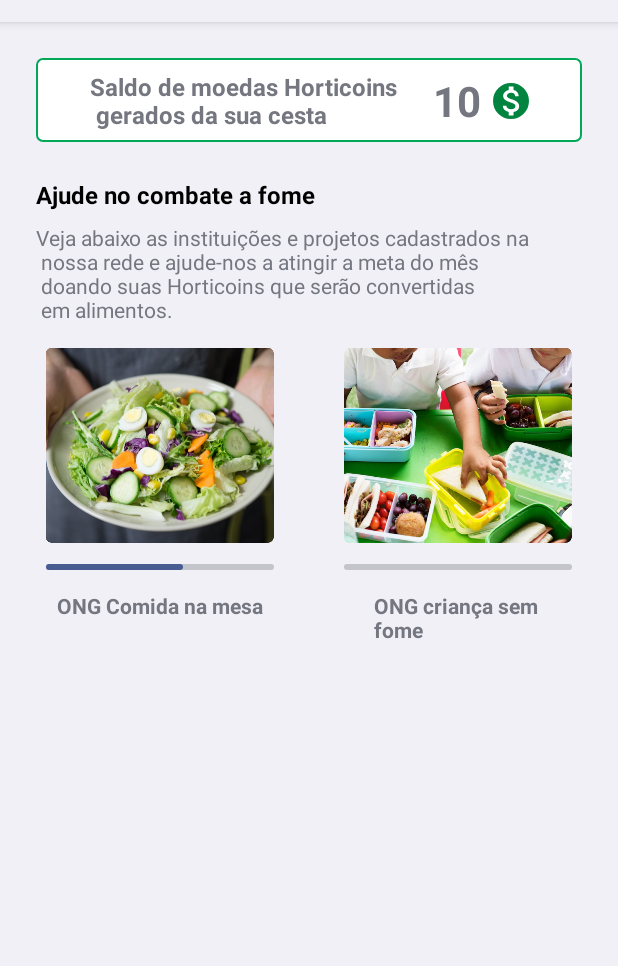
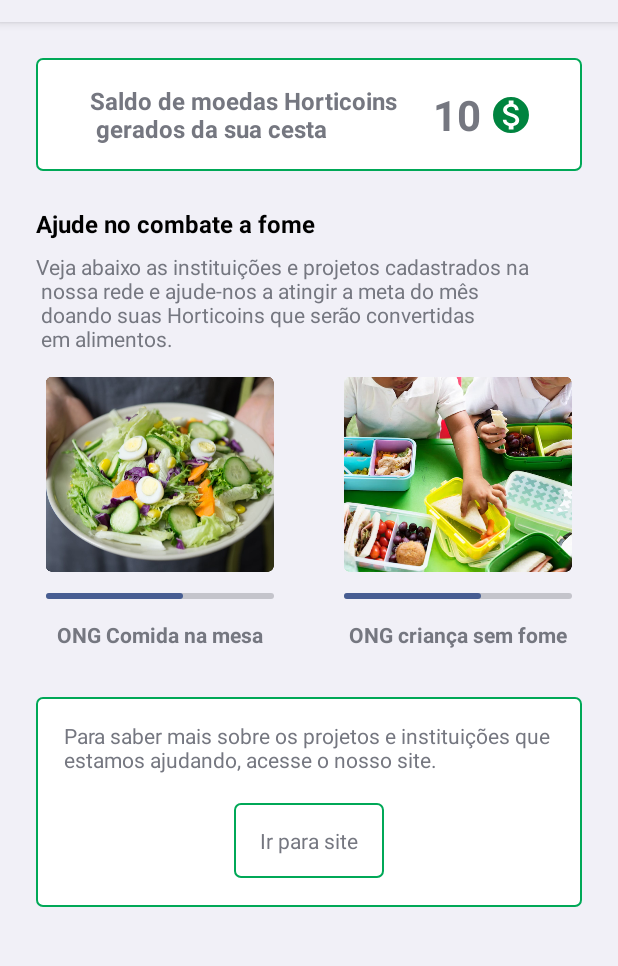
Before and after one commit to iOasys-G5-Fome-Zero/fome-zero-android, an Android app: the fragment DonationFragment shown on its own in the app's theme, on a phone screen of 412 x 824 dp, the part 62-1028 px from its top. Run offline under Robolectric (Android 15) with nearby library versions, the phone set to English and light mode, and no system bars.

Commit message:
donation layout finished

```diff
--- a/app/src/main/java/com/powerhungers/fomezero/feature/donation/DonationFragment.kt
+++ b/app/src/main/java/com/powerhungers/fomezero/feature/donation/DonationFragment.kt
@@ -6,7 +6,10 @@ import androidx.fragment.app.Fragment
 import android.view.LayoutInflater
 import android.view.View
 import android.view.ViewGroup
+import com.powerhungers.fomezero.common.extension.openExternalUrl
 import com.powerhungers.fomezero.databinding.FragmentDonationBinding
+
+const val FOME_ZERO_URL = "https://powerhungers.netlify.app/"
 
 class DonationFragment : Fragment() {
 
@@ -22,11 +25,26 @@ class DonationFragment : Fragment() {
     override fun onViewCreated(view: View, savedInstanceState: Bundle?) {
         super.onViewCreated(view, savedInstanceState)
 
-        binding.progressBarLeft.max = 1000
-        val currentProgress = 600
+        setupProgressBar()
 
-        ObjectAnimator.ofInt(binding.progressBarLeft,"progress",currentProgress)
-            .setDuration(2000)
-            .start()
+        binding.websiteButtonTextView.setOnClickListener {
+            openExternalUrl(FOME_ZERO_URL)
+        }
+    }
+
+    private fun setupProgressBar() {
+        with(binding) {
+            progressBarLeft.max = 1000
+            progressBarRight.max = 1000
+            val currentLeftProgress = 600
+            val currentRightProgress = 600
+
+            ObjectAnimator.ofInt(progressBarLeft, "progress", currentLeftProgress)
+                .setDuration(2000)
+                .start()
+            ObjectAnimator.ofInt(progressBarRight, "progress", currentRightProgress)
+                .setDuration(2000)
+                .start()
+        }
     }
 }
--- a/app/src/main/res/layout/fragment_consumer.xml
+++ b/app/src/main/res/layout/fragment_consumer.xml
@@ -5,7 +5,7 @@
     android:layout_width="match_parent"
     android:layout_height="match_parent"
     android:background="@color/white"
-    tools:context=".feature.standbyClass.ConsumerHomeFragment">
+    tools:context=".feature.consumer.ConsumerHomeFragment">
 
     <View
         android:id="@+id/view1"
--- a/app/src/main/res/layout/fragment_donation.xml
+++ b/app/src/main/res/layout/fragment_donation.xml
@@ -7,9 +7,9 @@
     tools:context=".feature.donation.DonationFragment">
 
     <View
-        android:id="@+id/viewBackground"
+        android:id="@+id/viewCoinsBackground"
         android:layout_width="0dp"
-        android:layout_height="56dp"
+        android:layout_height="75dp"
         android:layout_marginHorizontal="24dp"
         android:layout_marginTop="24dp"
         android:background="@drawable/view_background_2"
@@ -25,9 +25,9 @@
         android:text="@string/coin_balance"
         android:textSize="16sp"
         android:textStyle="bold"
-        app:layout_constraintBottom_toBottomOf="@id/viewBackground"
-        app:layout_constraintStart_toStartOf="@id/viewBackground"
-        app:layout_constraintTop_toTopOf="@id/viewBackground" />
+        app:layout_constraintBottom_toBottomOf="@id/viewCoinsBackground"
+        app:layout_constraintStart_toStartOf="@id/viewCoinsBackground"
+        app:layout_constraintTop_toTopOf="@id/viewCoinsBackground" />
 
     <androidx.appcompat.widget.AppCompatTextView
         android:id="@+id/amountCoins"
@@ -61,7 +61,7 @@
         android:textSize="16sp"
         android:textStyle="bold"
         app:layout_constraintStart_toStartOf="parent"
-        app:layout_constraintTop_toBottomOf="@id/viewBackground" />
+        app:layout_constraintTop_toBottomOf="@id/viewCoinsBackground" />
 
     <androidx.appcompat.widget.AppCompatTextView
         android:id="@+id/subtitleTextView"
@@ -73,38 +73,6 @@
         android:text="@string/donation_information"
         app:layout_constraintStart_toStartOf="parent"
         app:layout_constraintTop_toBottomOf="@id/titleTextView" />
-
-
-    <androidx.appcompat.widget.AppCompatImageView
-        android:id="@+id/rightOngImageView"
-        android:layout_width="152dp"
-        android:layout_height="130dp"
-        android:layout_margin="16dp"
-        android:scaleType="fitXY"
-        app:layout_constraintEnd_toEndOf="parent"
-        app:layout_constraintStart_toEndOf="@id/leftOngImageView"
-        app:layout_constraintTop_toBottomOf="@id/subtitleTextView"
-        app:srcCompat="@drawable/ong_child_without_hungry" />
-
-    <ProgressBar
-        android:id="@+id/progressBarRight"
-        style="@style/Widget.AppCompat.ProgressBar.Horizontal"
-        android:layout_width="0dp"
-        android:layout_height="wrap_content"
-        android:layout_marginTop="8dp"
-        app:layout_constraintEnd_toEndOf="@id/rightOngImageView"
-        app:layout_constraintStart_toStartOf="@id/rightOngImageView"
-        app:layout_constraintTop_toBottomOf="@id/rightOngImageView" />
-
-    <androidx.appcompat.widget.AppCompatTextView
-        android:layout_width="wrap_content"
-        android:layout_height="wrap_content"
-        android:layout_marginTop="8dp"
-        android:text="@string/ong_child_without_hunger"
-        android:textStyle="bold"
-        app:layout_constraintEnd_toEndOf="@id/rightOngImageView"
-        app:layout_constraintStart_toStartOf="@id/rightOngImageView"
-        app:layout_constraintTop_toBottomOf="@id/progressBarRight" />
 
     <androidx.appcompat.widget.AppCompatImageView
         android:id="@+id/leftOngImageView"
@@ -137,4 +105,80 @@
         app:layout_constraintStart_toStartOf="@id/leftOngImageView"
         app:layout_constraintTop_toBottomOf="@id/progressBarLeft" />
 
+    <androidx.appcompat.widget.AppCompatImageView
+        android:id="@+id/rightOngImageView"
+        android:layout_width="152dp"
+        android:layout_height="130dp"
+        android:layout_margin="16dp"
+        android:scaleType="fitXY"
+        app:layout_constraintEnd_toEndOf="parent"
+        app:layout_constraintStart_toEndOf="@id/leftOngImageView"
+        app:layout_constraintTop_toBottomOf="@id/subtitleTextView"
+        app:srcCompat="@drawable/ong_child_without_hungry" />
+
+    <ProgressBar
+        android:id="@+id/progressBarRight"
+        style="@style/Widget.AppCompat.ProgressBar.Horizontal"
+        android:layout_width="0dp"
+        android:layout_height="wrap_content"
+        android:layout_marginTop="8dp"
+        app:layout_constraintEnd_toEndOf="@id/rightOngImageView"
+        app:layout_constraintStart_toStartOf="@id/rightOngImageView"
+        app:layout_constraintTop_toBottomOf="@id/rightOngImageView" />
+
+    <androidx.appcompat.widget.AppCompatTextView
+        android:id="@+id/rightOngTextView"
+        android:layout_width="wrap_content"
+        android:layout_height="wrap_content"
+        android:layout_marginTop="8dp"
+        android:text="@string/ong_child_without_hunger"
+        android:textStyle="bold"
+        app:layout_constraintEnd_toEndOf="@id/rightOngImageView"
+        app:layout_constraintStart_toStartOf="@id/rightOngImageView"
+        app:layout_constraintTop_toBottomOf="@id/progressBarRight" />
+
+    <View
+        android:id="@+id/websiteBackground"
+        android:layout_width="0dp"
+        android:layout_height="140dp"
+        android:layout_marginHorizontal="24dp"
+        android:layout_marginTop="32dp"
+        android:background="@drawable/view_background_2"
+        app:layout_constraintEnd_toEndOf="parent"
+        app:layout_constraintStart_toStartOf="parent"
+        app:layout_constraintTop_toBottomOf="@id/rightOngTextView" />
+
+    <androidx.appcompat.widget.AppCompatTextView
+        android:id="@+id/websiteTextView"
+        android:layout_width="wrap_content"
+        android:layout_height="wrap_content"
+        android:layout_marginTop="16dp"
+        android:text="@string/website_information"
+        app:layout_constraintEnd_toEndOf="@id/websiteBackground"
+        app:layout_constraintStart_toStartOf="@id/websiteBackground"
+        app:layout_constraintTop_toTopOf="@id/websiteBackground" />
+
+    <View
+        android:id="@+id/buttonWebsiteBackground"
+        android:layout_width="100dp"
+        android:layout_height="50dp"
+        android:layout_marginHorizontal="24dp"
+        android:background="@drawable/view_background_2"
+        app:layout_constraintBottom_toBottomOf="@id/websiteBackground"
+        app:layout_constraintEnd_toEndOf="@id/websiteBackground"
+        app:layout_constraintStart_toStartOf="@id/websiteBackground"
+        app:layout_constraintTop_toBottomOf="@id/websiteTextView" />
+
+    <androidx.appcompat.widget.AppCompatTextView
+        android:id="@+id/websiteButtonTextView"
+        android:layout_width="wrap_content"
+        android:layout_height="wrap_content"
+        android:clickable="true"
+        android:focusable="true"
+        android:text="@string/go_website"
+        app:layout_constraintBottom_toBottomOf="@id/buttonWebsiteBackground"
+        app:layout_constraintEnd_toEndOf="@id/buttonWebsiteBackground"
+        app:layout_constraintStart_toStartOf="@id/buttonWebsiteBackground"
+        app:layout_constraintTop_toTopOf="@id/buttonWebsiteBackground" />
+
 </androidx.constraintlayout.widget.ConstraintLayout>
--- a/app/src/main/res/values/strings.xml
+++ b/app/src/main/res/values/strings.xml
@@ -11,6 +11,7 @@
     <string name="password">Senha</string>
     <string name="email">E-mail</string>
     <string name="go_to_website">Vá para o site</string>
+    <string name="go_website">Ir para site</string>
 
     <string name="name">Nome</string>
     <string name="info_about_registration">Informação sobre cadastro</string>
@@ -28,12 +29,12 @@
     <string name="make_your_signature">Faça sua \nassinatura</string>
     <string name="fresh_products">Produtos fresquinhos de\n produtores locais toda\nsemana na sua mesa</string>
     <string name="ong_food_on_table">ONG Comida na mesa</string>
-    <string name="ong_child_without_hunger">ONG criança sem \nfome</string>
+    <string name="ong_child_without_hunger">ONG criança sem fome</string>
     <string name="account_created">Cadastro realizado!</string>
-    <!-- TODO: Remove or change this placeholder text -->
-    <string name="hello_blank_fragment">Hello blank fragment</string>
+
     <string name="coin_balance">Saldo de moedas Horticoins\n gerados da sua cesta</string>
     <string name="total_coin">10</string>
     <string name="help_against_hunger">Ajude no combate a fome</string>
     <string name="donation_information">Veja abaixo as instituições e projetos cadastrados na\n nossa rede e ajude-nos a atingir a meta do mês\n doando suas Horticoins que serão convertidas\n em alimentos.</string>
+    <string name="website_information">Para saber mais sobre os projetos e instituições que \nestamos ajudando, acesse o nosso site.</string>
 </resources>
```
